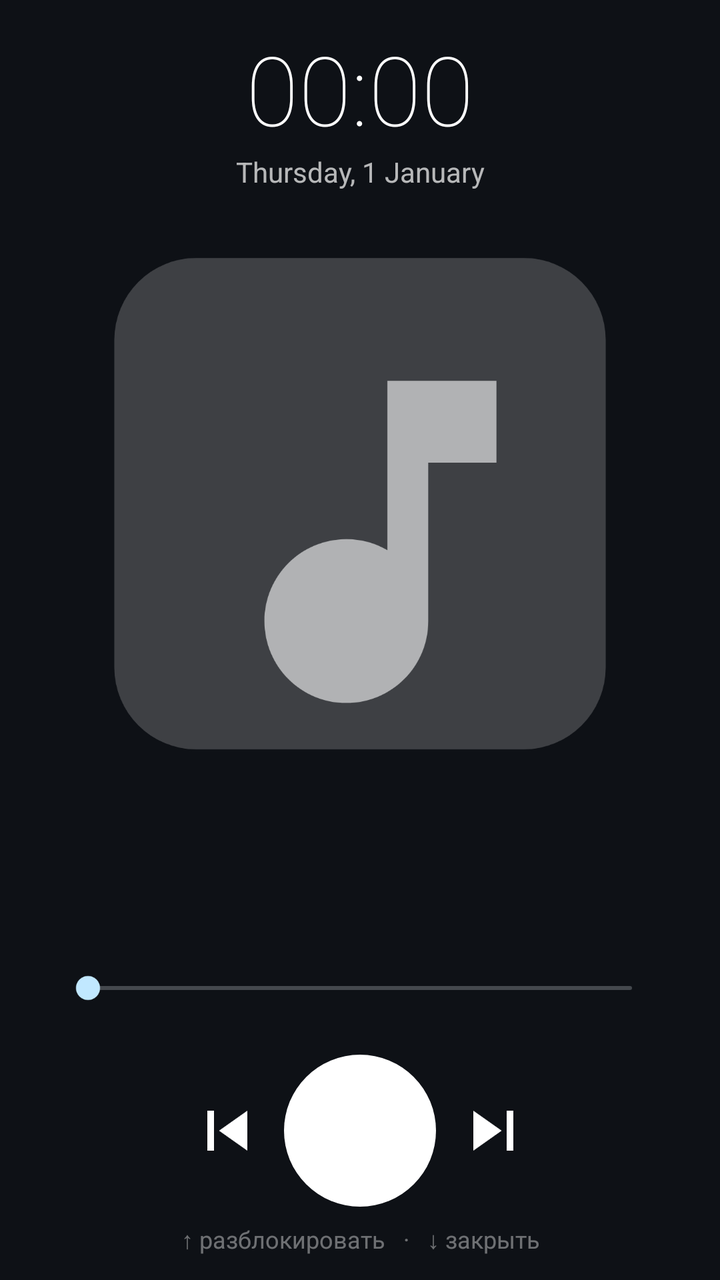
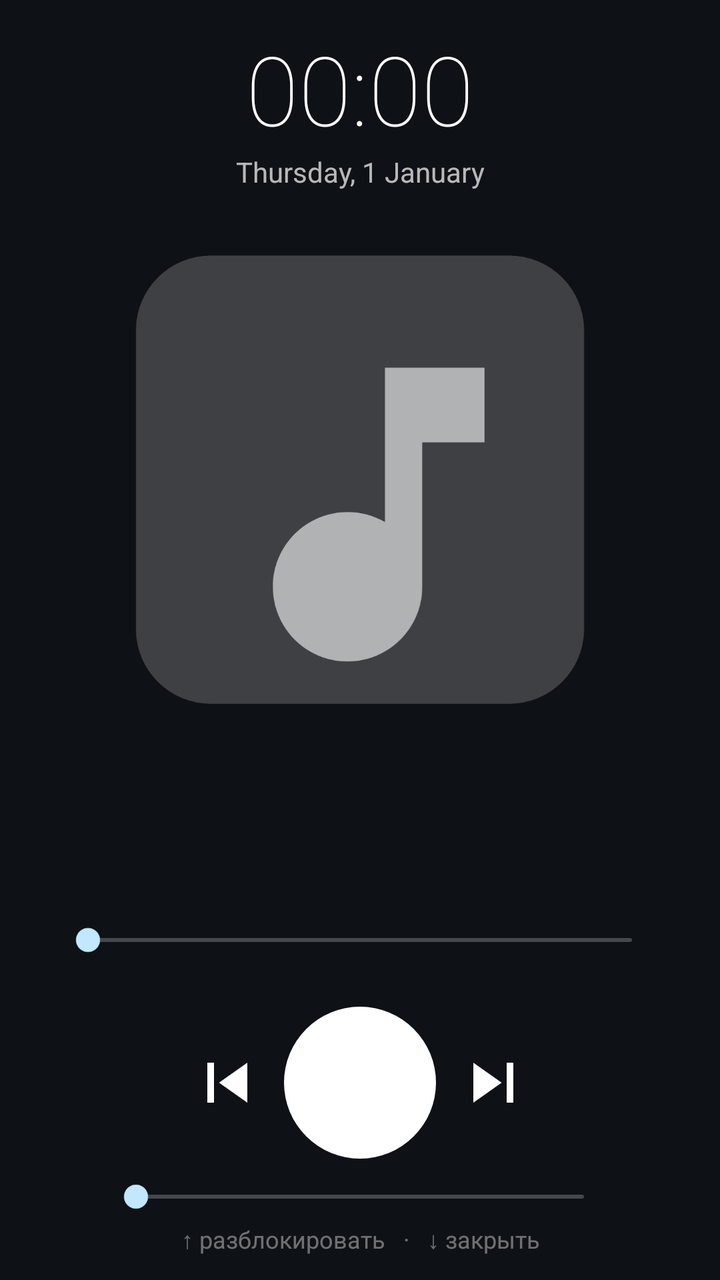

Two renders of the same Android screen: before a commit and after it. Below are the layout's source before the change and the commit's diff.
<!-- AndroidManifest.xml: activity theme android:Theme.DeviceDefault.NoActionBar -->
<!-- res/layout/activity_player.xml -->
<?xml version="1.0" encoding="utf-8"?>
<FrameLayout xmlns:android="http://schemas.android.com/apk/res/android"
    android:layout_width="match_parent"
    android:layout_height="match_parent"
    android:background="#12161C">

    
    <ImageView
        android:id="@+id/backdrop"
        android:layout_width="match_parent"
        android:layout_height="match_parent"
        android:contentDescription="@null"
        android:scaleType="centerCrop"
        android:scaleX="1.4"
        android:scaleY="1.4" />

    <View
        android:layout_width="match_parent"
        android:layout_height="match_parent"
        android:background="#8C0B0E12" />

    <LinearLayout
        android:id="@+id/content"
        android:layout_width="match_parent"
        android:layout_height="match_parent"
        android:fitsSystemWindows="true"
        android:orientation="vertical"
        android:paddingStart="28dp"
        android:paddingTop="12dp"
        android:paddingEnd="28dp"
        android:paddingBottom="12dp">

        <TextClock
            android:id="@+id/clock"
            android:layout_width="match_parent"
            android:layout_height="wrap_content"
            android:format12Hour="HH:mm"
            android:format24Hour="HH:mm"
            android:gravity="center"
            android:textColor="#FFFFFF"
            android:textSize="48sp"
            android:fontFamily="sans-serif-thin" />

        <TextClock
            android:id="@+id/date"
            android:layout_width="match_parent"
            android:layout_height="wrap_content"
            android:format12Hour="EEEE, d MMMM"
            android:format24Hour="EEEE, d MMMM"
            android:gravity="center"
            android:textColor="#B3FFFFFF"
            android:textSize="14sp" />

        <ImageView
            android:id="@+id/cover"
            android:layout_width="match_parent"
            android:layout_height="0dp"
            android:layout_marginTop="20dp"
            android:layout_weight="1"
            android:contentDescription="@null"
            android:elevation="12dp"
            android:scaleType="fitCenter"
            android:src="@drawable/cover_placeholder" />

        <TextView
            android:id="@+id/title"
            android:layout_width="match_parent"
            android:layout_height="wrap_content"
            android:layout_marginTop="22dp"
            android:ellipsize="marquee"
            android:fontFamily="sans-serif-medium"
            android:gravity="center"
            android:marqueeRepeatLimit="marquee_forever"
            android:singleLine="true"
            android:textColor="#FFFFFF"
            android:textSize="26sp" />

        <TextView
            android:id="@+id/artist"
            android:layout_width="match_parent"
            android:layout_height="wrap_content"
            android:layout_marginTop="4dp"
            android:ellipsize="end"
            android:gravity="center"
            android:singleLine="true"
            android:textColor="#B3FFFFFF"
            android:textSize="16sp" />

        <SeekBar
            android:id="@+id/seek"
            android:layout_width="match_parent"
            android:layout_height="wrap_content"
            android:layout_marginTop="14dp"
            android:max="10000" />

        <LinearLayout
            android:layout_width="match_parent"
            android:layout_height="wrap_content"
            android:orientation="horizontal"
            android:paddingStart="16dp"
            android:paddingEnd="16dp">

            <TextView
                android:id="@+id/elapsed"
                android:layout_width="0dp"
                android:layout_height="wrap_content"
                android:layout_weight="1"
                android:textColor="#B3FFFFFF"
                android:textSize="12sp" />

            <TextView
                android:id="@+id/duration"
                android:layout_width="wrap_content"
                android:layout_height="wrap_content"
                android:textColor="#B3FFFFFF"
                android:textSize="12sp" />
        </LinearLayout>

        <LinearLayout
            android:layout_width="match_parent"
            android:layout_height="wrap_content"
            android:layout_marginTop="8dp"
            android:gravity="center"
            android:orientation="horizontal">

            <ImageButton
                android:id="@+id/btn_a"
                android:layout_width="0dp"
                android:layout_height="64dp"
                android:layout_weight="1"
                android:background="@android:color/transparent"
                android:contentDescription="@null"
                android:visibility="invisible" />

            <ImageButton
                android:id="@+id/btn_prev"
                android:layout_width="0dp"
                android:layout_height="64dp"
                android:layout_weight="1"
                android:background="@android:color/transparent"
                android:contentDescription="@null"
                android:src="@drawable/ic_prev" />

            <ImageButton
                android:id="@+id/btn_play"
                android:layout_width="76dp"
                android:layout_height="76dp"
                android:background="@drawable/play_circle"
                android:contentDescription="@null"
                android:src="@drawable/ic_play" />

            <ImageButton
                android:id="@+id/btn_next"
                android:layout_width="0dp"
                android:layout_height="64dp"
                android:layout_weight="1"
                android:background="@android:color/transparent"
                android:contentDescription="@null"
                android:src="@drawable/ic_next" />

            <ImageButton
                android:id="@+id/btn_b"
                android:layout_width="0dp"
                android:layout_height="64dp"
                android:layout_weight="1"
                android:background="@android:color/transparent"
                android:contentDescription="@null"
                android:visibility="invisible" />
        </LinearLayout>

        <TextView
            android:layout_width="match_parent"
            android:layout_height="wrap_content"
            android:layout_marginTop="8dp"
            android:gravity="center"
            android:text="↑ разблокировать   ·   ↓ закрыть"
            android:textColor="#66FFFFFF"
            android:textSize="12sp" />
    </LinearLayout>
</FrameLayout>
<!-- resources referenced by this layout -->
<resources>
  <!-- drawable cover_placeholder (drawable) -->
  <?xml version="1.0" encoding="utf-8"?>
  <vector xmlns:android="http://schemas.android.com/apk/res/android"
      android:width="200dp"
      android:height="200dp"
      android:viewportWidth="200"
      android:viewportHeight="200">
      <path
          android:fillColor="#33FFFFFF"
          android:pathData="M40,10h120a30,30 0 0 1 30,30v120a30,30 0 0 1 -30,30h-120a30,30 0 0 1 -30,-30v-120a30,30 0 0 1 30,-30z" />
      <path
          android:fillColor="#99FFFFFF"
          android:pathData="M110,55v62c-4.5,-2.6 -9.6,-4 -15,-4 -16.6,0 -30,13.4 -30,30s13.4,30 30,30 30,-13.4 30,-30V85h25V55z" />
  </vector>
  <!-- drawable ic_next (drawable) -->
  <?xml version="1.0" encoding="utf-8"?>
  <vector xmlns:android="http://schemas.android.com/apk/res/android"
      android:width="40dp"
      android:height="40dp"
      android:viewportWidth="24"
      android:viewportHeight="24">
      <path
          android:fillColor="#FFFFFF"
          android:pathData="M6,18l8.5,-6L6,6v12zM16,6v12h2V6h-2z" />
  </vector>
  <!-- drawable ic_play (drawable) -->
  <?xml version="1.0" encoding="utf-8"?>
  <vector xmlns:android="http://schemas.android.com/apk/res/android"
      android:width="40dp"
      android:height="40dp"
      android:viewportWidth="24"
      android:viewportHeight="24">
      <path
          android:fillColor="#FFFFFF"
          android:pathData="M8,5v14l11,-7z" />
  </vector>
  <!-- drawable ic_prev (drawable) -->
  <?xml version="1.0" encoding="utf-8"?>
  <vector xmlns:android="http://schemas.android.com/apk/res/android"
      android:width="40dp"
      android:height="40dp"
      android:viewportWidth="24"
      android:viewportHeight="24">
      <path
          android:fillColor="#FFFFFF"
          android:pathData="M6,6h2v12H6zM9.5,12l8.5,6V6z" />
  </vector>
  <!-- drawable play_circle (drawable) -->
  <?xml version="1.0" encoding="utf-8"?>
  <shape xmlns:android="http://schemas.android.com/apk/res/android"
      android:shape="oval">
      <solid android:color="#FFFFFF" />
  </shape>
</resources>

<!-- the commit's change to res/layout/activity_player.xml (unified diff, before → after) -->
@@ -168,10 +168,18 @@
                 android:visibility="invisible" />
         </LinearLayout>
 
+        <SeekBar
+            android:id="@+id/volume"
+            android:layout_width="match_parent"
+            android:layout_height="wrap_content"
+            android:layout_marginTop="10dp"
+            android:layout_marginStart="24dp"
+            android:layout_marginEnd="24dp" />
+
         <TextView
             android:layout_width="match_parent"
             android:layout_height="wrap_content"
-            android:layout_marginTop="8dp"
+            android:layout_marginTop="4dp"
             android:gravity="center"
             android:text="↑ разблокировать   ·   ↓ закрыть"
             android:textColor="#66FFFFFF"
